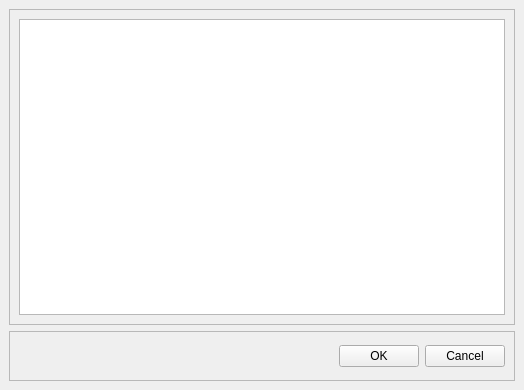
First picture: the form in src/main/python/UIs/FileEditorWindow.ui, repository isaksengeir/REACT, before the edit.
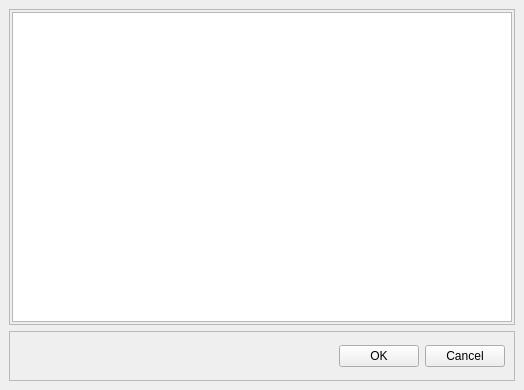
Second picture: the form after the edit.

Commit message: Fixed text color for FileEditorWindow

Patch:
```diff
--- a/src/main/python/UIs/FileEditorWindow.ui
+++ b/src/main/python/UIs/FileEditorWindow.ui
@@ -36,6 +36,18 @@
        <enum>QFrame::Raised</enum>
       </property>
       <layout class="QGridLayout" name="gridLayout_2">
+       <property name="leftMargin">
+        <number>2</number>
+       </property>
+       <property name="topMargin">
+        <number>2</number>
+       </property>
+       <property name="rightMargin">
+        <number>2</number>
+       </property>
+       <property name="bottomMargin">
+        <number>2</number>
+       </property>
        <item row="0" column="0">
         <widget class="QTextEdit" name="FileEditorBox">
          <property name="sizePolicy">
```
The commit also changes 7 other files.
